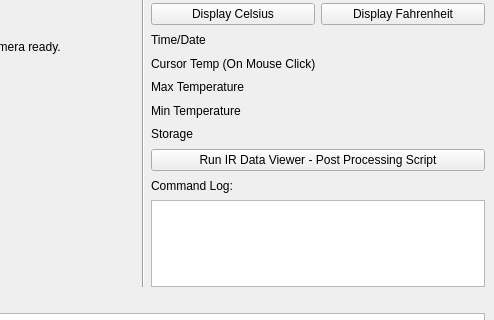
This is ui_software/SRC/ir_v10.ui in groupgets/purethermal1-uvc-capture as Qt 5 draws it before an edit; both pictures show x 513 to 1007 and y 202 to 522 of the 1007 by 686 pixel window. The edited form follows.
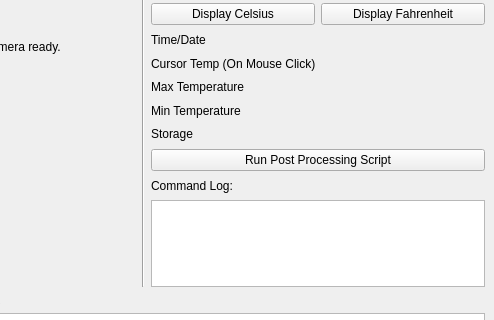
This is the edited form.

The edit to the form file:
```diff
--- a/ui_software/SRC/ir_v10.ui
+++ b/ui_software/SRC/ir_v10.ui
@@ -264,7 +264,7 @@
       <item>
        <widget class="QPushButton" name="runPost">
         <property name="text">
-         <string>Run IR Data Viewer - Post Processing Script</string>
+         <string>Run Post Processing Script</string>
         </property>
        </widget>
       </item>
```
Left out of the diff: 2 changed lines with no effect on the pictures.
